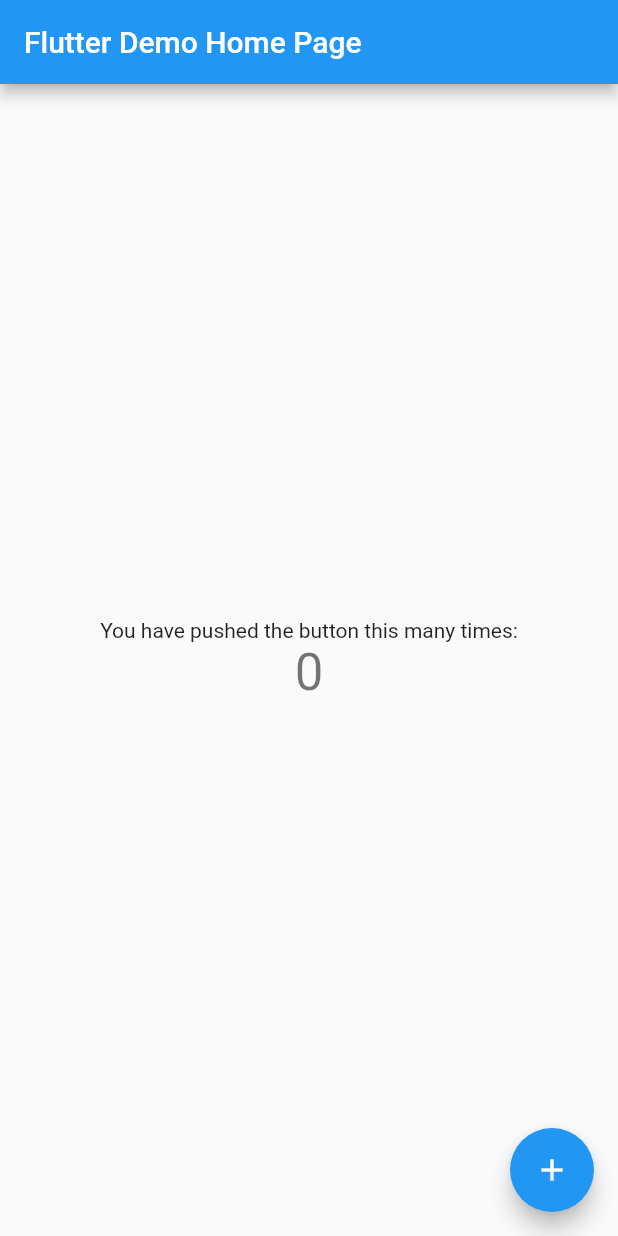
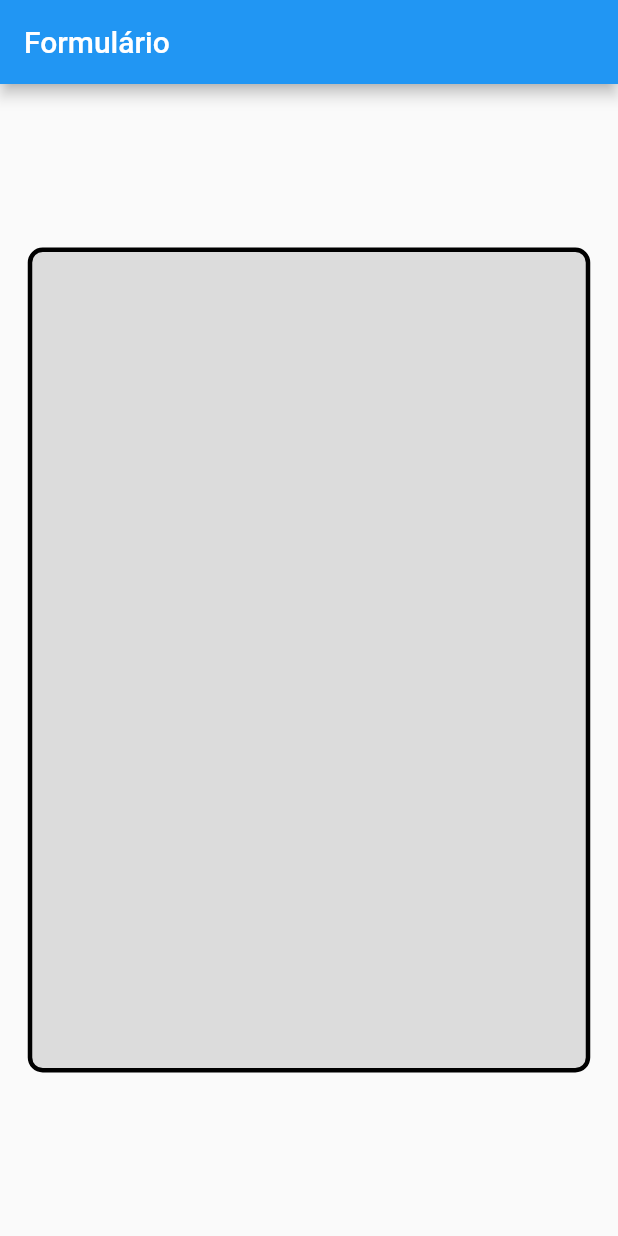
Before and after one commit to zhydani/projetoflutter, a Flutter app: the screen it shows after launch, on a phone screen of 412 x 824 dp. Run offline on Flutter 3.47's test engine with Material 2 defaults, Android fonts, the phone set to English and light mode, and no system bars.

Commit message:
iniciando o formulário

```diff
--- a/lib/main.dart
+++ b/lib/main.dart
@@ -1,4 +1,5 @@
 import 'package:flutter/material.dart';
+import 'package:mobile/screens/form_screen.dart';
 
 void main() {
   runApp(const MyApp());
@@ -52,64 +53,18 @@ class _MyHomePageState extends State<MyHomePage> {
 
   void _incrementCounter() {
     setState(() {
-      // This call to setState tells the Flutter framework that something has
-      // changed in this State, which causes it to rerun the build method below
-      // so that the display can reflect the updated values. If we changed
-      // _counter without calling setState(), then the build method would not be
-      // called again, and so nothing would appear to happen.
       _counter++;
     });
   }
 
   @override
   Widget build(BuildContext context) {
-    // This method is rerun every time setState is called, for instance as done
-    // by the _incrementCounter method above.
-    //
-    // The Flutter framework has been optimized to make rerunning build methods
-    // fast, so that you can just rebuild anything that needs updating rather
-    // than having to individually change instances of widgets.
-    return Scaffold(
-      appBar: AppBar(
-        // Here we take the value from the MyHomePage object that was created by
-        // the App.build method, and use it to set our appbar title.
-        title: Text(widget.title),
+    return MaterialApp(
+      title: 'Flutter Demo',
+      theme: ThemeData(
+        primarySwatch: Colors.blue,
       ),
-      body: Center(
-        // Center is a layout widget. It takes a single child and positions it
-        // in the middle of the parent.
-        child: Column(
-          // Column is also a layout widget. It takes a list of children and
-          // arranges them vertically. By default, it sizes itself to fit its
-          // children horizontally, and tries to be as tall as its parent.
-          //
-          // Invoke "debug painting" (press "p" in the console, choose the
-          // "Toggle Debug Paint" action from the Flutter Inspector in Android
-          // Studio, or the "Toggle Debug Paint" command in Visual Studio Code)
-          // to see the wireframe for each widget.
-          //
-          // Column has various properties to control how it sizes itself and
-          // how it positions its children. Here we use mainAxisAlignment to
-          // center the children vertically; the main axis here is the vertical
-          // axis because Columns are vertical (the cross axis would be
-          // horizontal).
-          mainAxisAlignment: MainAxisAlignment.center,
-          children: <Widget>[
-            const Text(
-              'You have pushed the button this many times:',
-            ),
-            Text(
-              '$_counter',
-              style: Theme.of(context).textTheme.headline4,
-            ),
-          ],
-        ),
-      ),
-      floatingActionButton: FloatingActionButton(
-        onPressed: _incrementCounter,
-        tooltip: 'Increment',
-        child: const Icon(Icons.add),
-      ), // This trailing comma makes auto-formatting nicer for build methods.
+      home: const FormScreen(),
     );
   }
 }
--- /dev/null
+++ b/lib/screens/form_screen.dart
@@ -0,0 +1,30 @@
+import 'package:flutter/material.dart';
+
+class FormScreen extends StatefulWidget {
+  const FormScreen({Key? key}) : super(key: key);
+
+  @override
+  State<FormScreen> createState() => _FormScreenState();
+}
+
+class _FormScreenState extends State<FormScreen> {
+  @override
+  Widget build(BuildContext context) {
+    return Scaffold(
+      appBar: AppBar(
+        title: const Text('Formulário'),
+      ),
+      body: Center(
+        child: Container(
+          height: 550,
+          width: 375,
+          decoration: BoxDecoration(
+            color: Colors.black12,
+            borderRadius: BorderRadius.circular(10),
+            border: Border.all(width: 3),
+          ),
+        ),
+      )
+    );
+  }
+}
```
